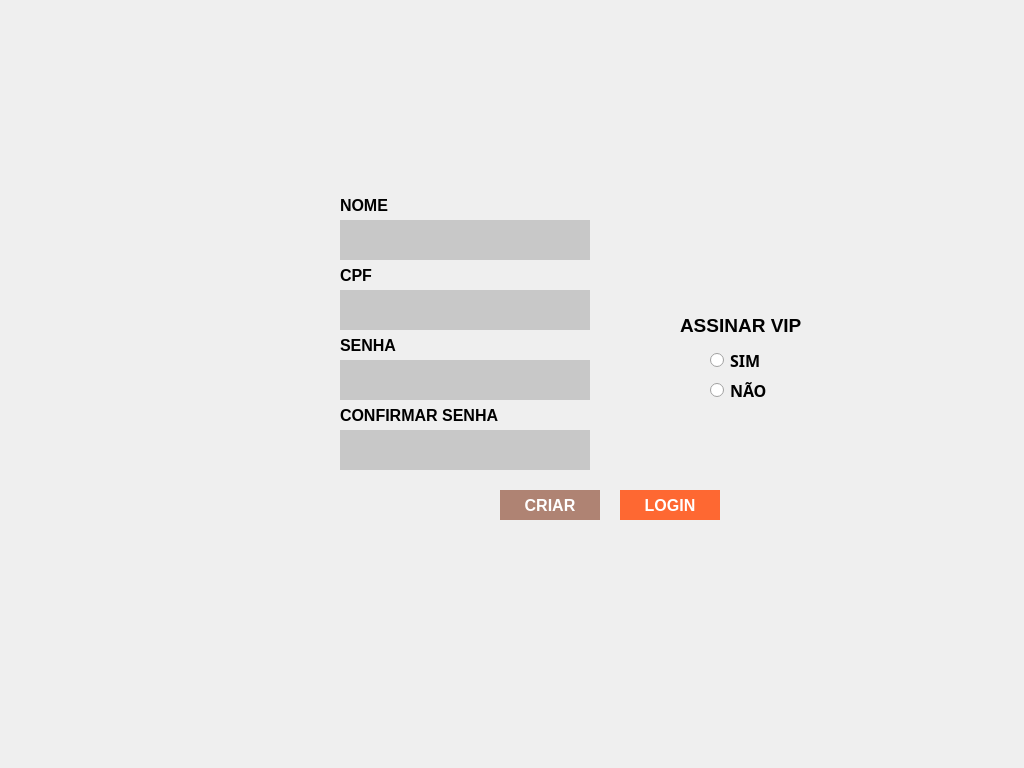
This is vinil_qt/screen_new_account.ui in INF112-Programacao2/20222-team-9 as Qt 5 draws it before an edit. The edited form follows.
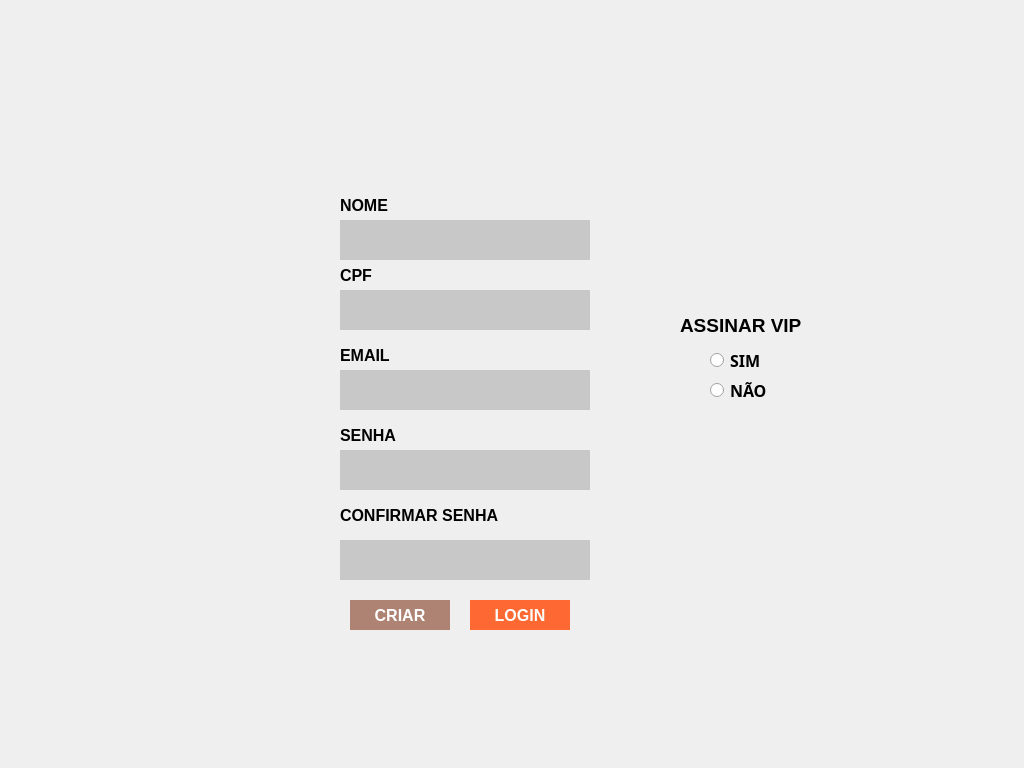
This is the edited form.

Diff of the .ui file:
```diff
--- a/vinil_qt/screen_new_account.ui
+++ b/vinil_qt/screen_new_account.ui
@@ -19,8 +19,8 @@
   <widget class="QPushButton" name="pb_inserir">
    <property name="geometry">
     <rect>
-     <x>500</x>
-     <y>490</y>
+     <x>350</x>
+     <y>600</y>
      <width>100</width>
      <height>30</height>
     </rect>
@@ -96,7 +96,7 @@
    <property name="geometry">
     <rect>
      <x>340</x>
-     <y>400</y>
+     <y>500</y>
      <width>251</width>
      <height>30</height>
     </rect>
@@ -118,8 +118,8 @@
   <widget class="QPushButton" name="pb_inserir_2">
    <property name="geometry">
     <rect>
-     <x>620</x>
-     <y>490</y>
+     <x>470</x>
+     <y>600</y>
      <width>100</width>
      <height>30</height>
     </rect>
@@ -252,7 +252,7 @@
    <property name="geometry">
     <rect>
      <x>340</x>
-     <y>360</y>
+     <y>450</y>
      <width>250</width>
      <height>40</height>
     </rect>
@@ -278,7 +278,7 @@
    <property name="geometry">
     <rect>
      <x>340</x>
-     <y>330</y>
+     <y>420</y>
      <width>251</width>
      <height>30</height>
     </rect>
@@ -301,7 +301,7 @@
    <property name="geometry">
     <rect>
      <x>340</x>
-     <y>430</y>
+     <y>540</y>
      <width>250</width>
      <height>40</height>
     </rect>
@@ -323,6 +323,78 @@
     <enum>QLineEdit::Password</enum>
    </property>
   </widget>
+  <widget class="QLineEdit" name="ln_email">
+   <property name="geometry">
+    <rect>
+     <x>340</x>
+     <y>370</y>
+     <width>250</width>
+     <height>40</height>
+    </rect>
+   </property>
+   <property name="font">
+    <font>
+     <pointsize>14</pointsize>
+    </font>
+   </property>
+   <property name="cursor">
+    <cursorShape>IBeamCursor</cursorShape>
+   </property>
+   <property name="styleSheet">
+    <string notr="true">background-color: rgb(200, 200, 200);
+border-color: rgb(200, 200, 200);
+border-style: outset;</string>
+   </property>
+   <property name="echoMode">
+    <enum>QLineEdit::Password</enum>
+   </property>
+  </widget>
+  <widget class="QLabel" name="label_12">
+   <property name="geometry">
+    <rect>
+     <x>340</x>
+     <y>340</y>
+     <width>251</width>
+     <height>30</height>
+    </rect>
+   </property>
+   <property name="font">
+    <font>
+     <family>Microsoft YaHei UI</family>
+     <pointsize>12</pointsize>
+     <bold>true</bold>
+    </font>
+   </property>
+   <property name="styleSheet">
+    <string notr="true">color: rgb(0, 0, 0);</string>
+   </property>
+   <property name="text">
+    <string/>
+   </property>
+  </widget>
+  <widget class="QLabel" name="label_13">
+   <property name="geometry">
+    <rect>
+     <x>340</x>
+     <y>340</y>
+     <width>251</width>
+     <height>30</height>
+    </rect>
+   </property>
+   <property name="font">
+    <font>
+     <family>Microsoft YaHei UI</family>
+     <pointsize>12</pointsize>
+     <bold>true</bold>
+    </font>
+   </property>
+   <property name="styleSheet">
+    <string notr="true">color: rgb(0, 0, 0);</string>
+   </property>
+   <property name="text">
+    <string>EMAIL</string>
+   </property>
+  </widget>
  </widget>
  <resources/>
  <connections/>
```
